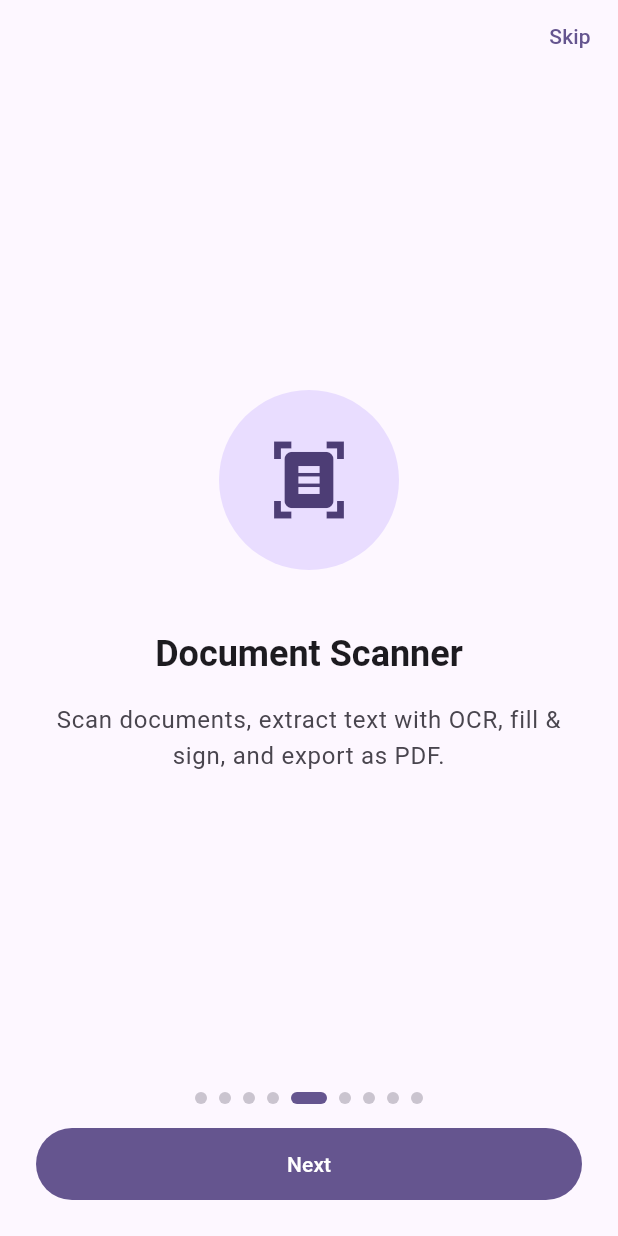
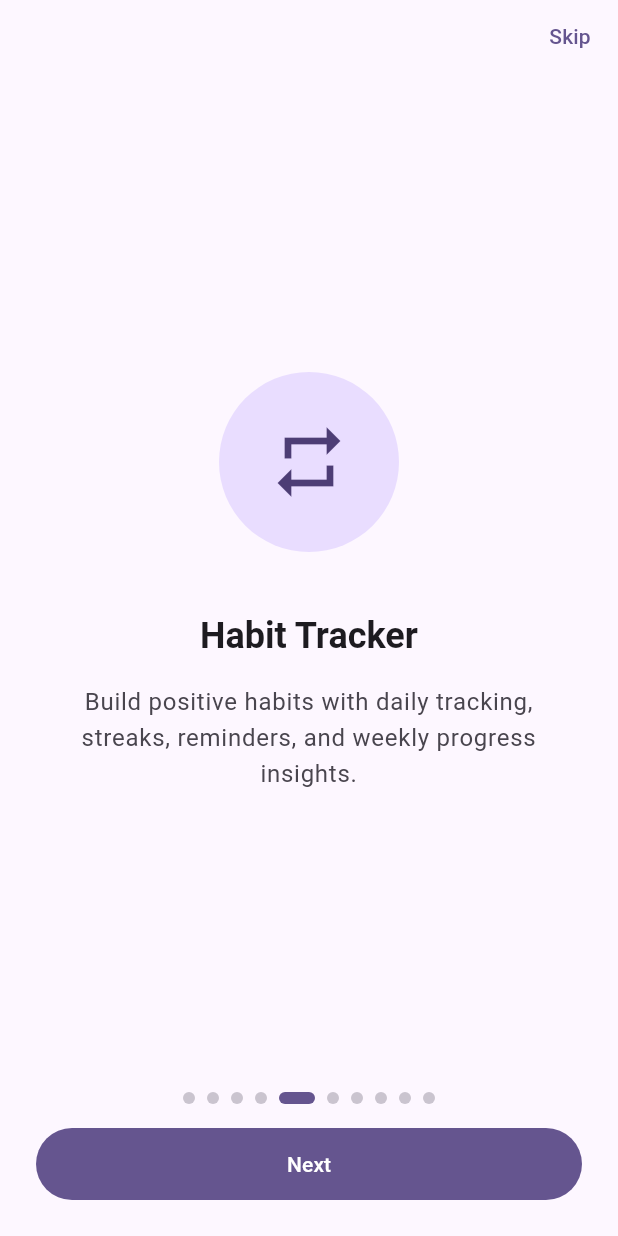
Before and after one commit to MujtabaMK/coresync, a Flutter app: the screen it shows after launch, swiped to page 5, on a phone screen of 412 x 824 dp. Run offline on Flutter 3.47's test engine with Material 3 defaults, Android fonts, the phone set to English and light mode, and no system bars; our stand-ins replace cloud_firestore, equatable, file_picker, firebase_auth, firebase_core, firebase_messaging and 27 more; missing offline and left inert: encrypt, flutter_activity_recognition, flutter_doc_scanner, google_mlkit_text_recognition, health, mobile_scanner and 8 more; accounts and stored records are empty; statements that could not run were skipped; project files that could hold a hidden picture were left out.

Commit message:
Fix coach mark SKIP button overlap, add PDF Reader walkthrough, reorder Habits
- Replace textSkip with padded skipWidget to prevent overlap with app bar icons
- Swap Habit Tracker before Document Scanner in walkthrough to match home grid order
- Add PDF Reader as the 10th walkthrough page

Co-Authored-By: Claude Opus 4.6 <noreply@anthropic.com>

```diff
--- a/lib/core/widgets/walkthrough_screen.dart
+++ b/lib/core/widgets/walkthrough_screen.dart
@@ -42,18 +42,18 @@ class _WalkthroughScreenState extends State<WalkthroughScreen> {
           'and gym attendance — all in one place.',
     ),
     _PageData(
+      icon: Icons.repeat,
+      title: 'Habit Tracker',
+      description:
+          'Build positive habits with daily tracking, streaks, '
+          'reminders, and weekly progress insights.',
+    ),
+    _PageData(
       icon: Icons.document_scanner,
       title: 'Document Scanner',
       description:
           'Scan documents, extract text with OCR, fill & sign, '
           'and export as PDF.',
-    ),
-    _PageData(
-      icon: Icons.repeat,
-      title: 'Habit Tracker',
-      description:
-          'Build positive habits with daily tracking, streaks, '
-          'reminders, and weekly progress insights.',
     ),
     _PageData(
       icon: Icons.translate,
@@ -73,6 +73,13 @@ class _WalkthroughScreenState extends State<WalkthroughScreen> {
       description:
           'Simple calculator, scientific calculator, '
           'and unit/currency converter.',
+    ),
+    _PageData(
+      icon: Icons.picture_as_pdf,
+      title: 'PDF Reader',
+      description:
+          'Import, read, and annotate PDF files.\n'
+          'Search your library and listen with text-to-speech.',
     ),
   ];
 
--- a/pubspec.yaml
+++ b/pubspec.yaml
@@ -1,7 +1,7 @@
 name: coresync
 description: "A multi-module productivity app with TodoList, Password Manager, and Gym Tracker."
 publish_to: 'none'
-version: 1.1.0+15
+version: 1.1.1+16
 environment:
   sdk: ^3.10.4
 
```
Also changed, not shown: lib/core/services/coach_mark_service.dart (+11 -1 lines).
